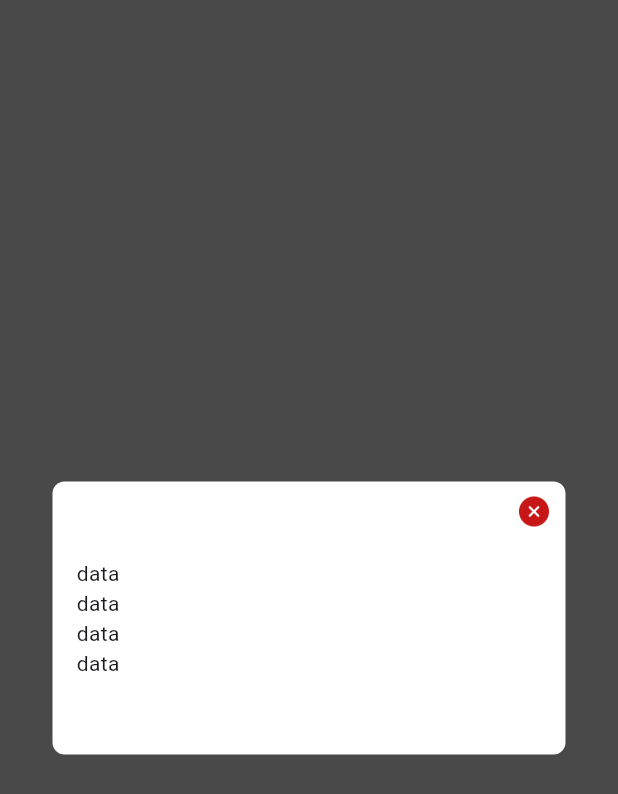
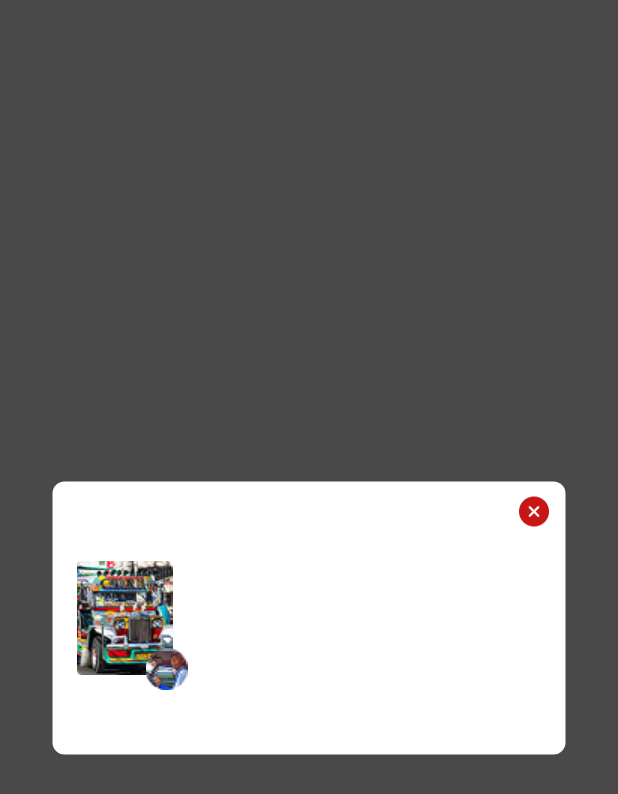
Before and after one commit to jamydevelop/Jodally-Flutter-App, a Flutter app: the screen it shows after launch, on a phone screen of 412 x 824 dp. Shown: the top 794 px of the screen. Run offline on Flutter 3.47's test engine with Material 3 defaults, Android fonts, the phone set to English and light mode, and no system bars; our stand-ins replace geolocator, google_maps_flutter.

Commit message:
added jeepney and driver image on the dialog

```diff
--- a/jodally_flutter_app/lib/core/components/home_passenger_book_details_dialog.dart
+++ b/jodally_flutter_app/lib/core/components/home_passenger_book_details_dialog.dart
@@ -24,10 +24,18 @@ class HomePassengerBookDetailsDialog extends StatelessWidget {
                   mainAxisAlignment: MainAxisAlignment.center,
                   crossAxisAlignment: CrossAxisAlignment.center,
                   children: [
-                    Text('data'),
-                    Text('data'),
-                    Text('data'),
-                    Text('data'),
+                    Stack(
+                      clipBehavior:
+                          Clip.none, // <-- This allows children to overflow
+                      children: [
+                        Image.asset(Assets.jeepneyImg),
+                        Positioned(
+                          bottom: -10, // <-- Negative value pushes it outside
+                          right: -10, // <-- Same here
+                          child: Image.asset(Assets.driverImg),
+                        ),
+                      ],
+                    ),
                   ],
                 ),
               ),
--- a/jodally_flutter_app/lib/core/resources/assets.dart
+++ b/jodally_flutter_app/lib/core/resources/assets.dart
@@ -6,6 +6,8 @@ class Assets {
   static const welcomePageJeepneyImg = '$imagesPath/jeepney_welcome_img.png';
   static const sampleProfileImg = "$imagesPath/sampleProfileImg.png";
   static const varificationImg = "$imagesPath/verification_img.png";
+  static const jeepneyImg = "$imagesPath/jeep_img.png";
+  static const driverImg = "$imagesPath/driver_img.png";
 
   // I C O N S
   static const welcomeDialogCloseIcn = '$iconsPath/close_circle_icon.png';
@@ -28,4 +30,10 @@ class Assets {
   // ---- Google Map Screen Icons
   static const gpsIcon = '$iconsPath/gps_icon.png';
   static const up_arrows_icon = '$iconsPath/up_arrows_icon.png';
+
+  // P A S S E N G E R  H O M E  P A G E
+  // -- passenger book details dialog
+  static const starIcon = '$iconsPath/star_icon.png';
+  static const clockIcon = '$iconsPath/clock_icon.png';
+  static const waitingIcon = '$iconsPath/waiting_icon.png';
 }
```
Also changed, not shown: jodally_flutter_app/assets/icons/clock_icon.png (added), jodally_flutter_app/assets/icons/star_icon.png (added), jodally_flutter_app/assets/icons/waiting_icon.png (added), jodally_flutter_app/assets/images/driver_img.png (added), jodally_flutter_app/assets/images/jeep_img.png (added).
